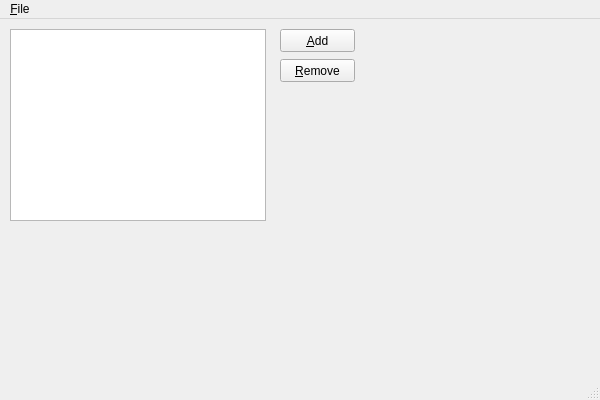
This is source/mainwindow.ui in martin-kudlicka/ram-disk as Qt 5 draws it before an edit. The edited form follows.
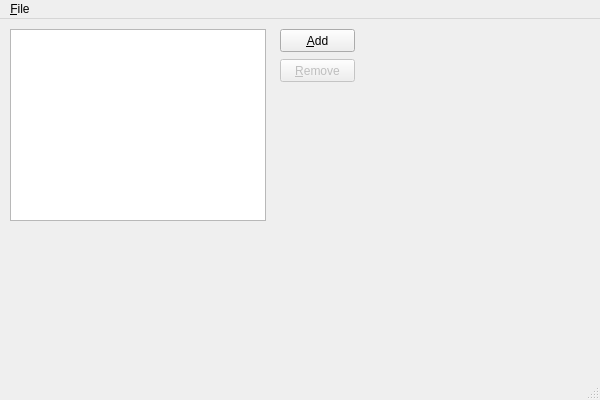
This is the edited form.

Commit message: + disable Remove button when no ram disk selected

```diff
--- a/source/mainwindow.ui
+++ b/source/mainwindow.ui
@@ -44,6 +44,9 @@
     </property>
    </widget>
    <widget class="QPushButton" name="removeRamDisk">
+    <property name="enabled">
+     <bool>false</bool>
+    </property>
     <property name="geometry">
      <rect>
       <x>280</x>
```
The commit also changes 2 other files.
